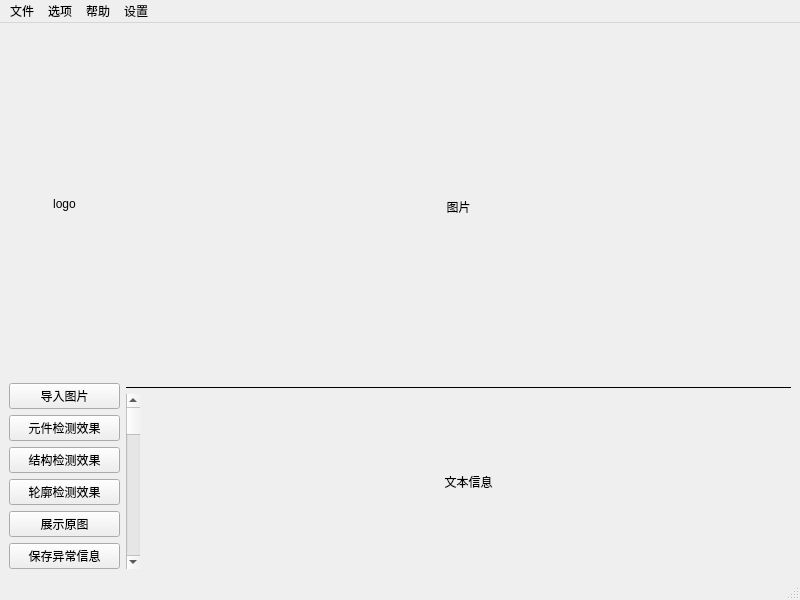
This is mainwindows.ui in Ethereaity/InterfaceDesign as Qt 5 draws it before an edit. The edited form follows.
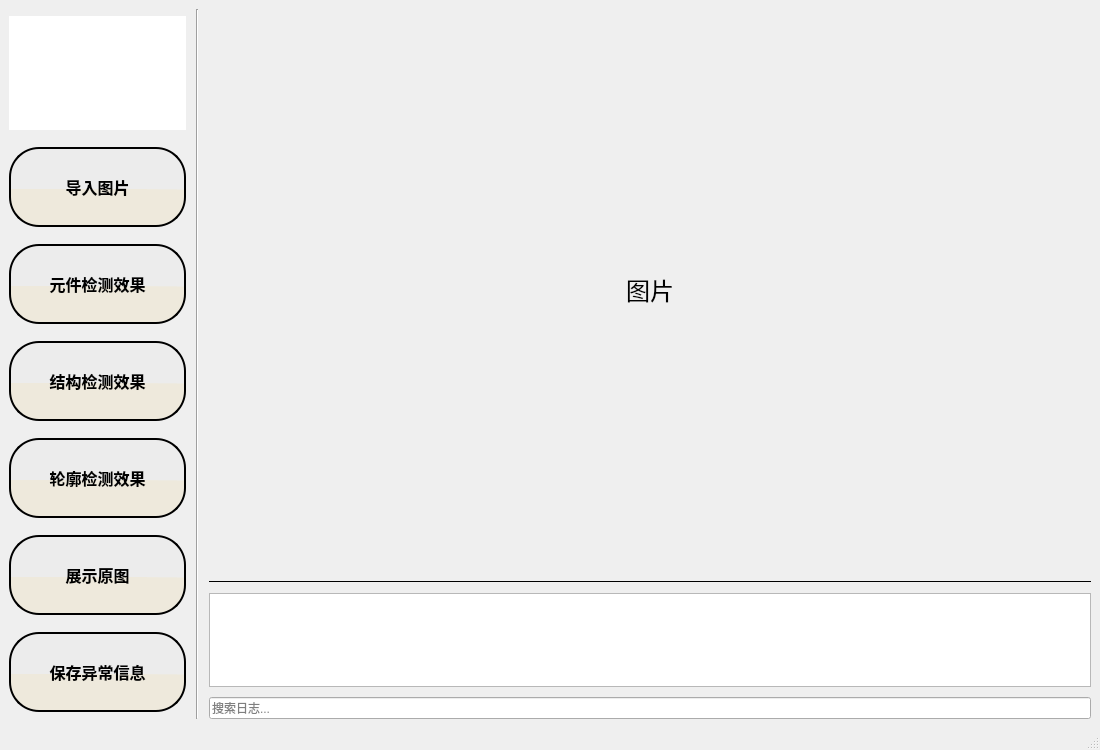
This is the edited form. Icons and pictures are not drawn.

Commit message: 按钮优化

The edit to the form file:
```diff
--- a/mainwindows.ui
+++ b/mainwindows.ui
@@ -6,34 +6,96 @@
    <rect>
     <x>0</x>
     <y>0</y>
-    <width>800</width>
-    <height>600</height>
+    <width>1100</width>
+    <height>750</height>
    </rect>
   </property>
   <property name="windowTitle">
    <string>MainWindow</string>
   </property>
   <widget class="QWidget" name="centralwidget">
-   <layout class="QGridLayout" name="gridLayout">
-    <item row="0" column="1">
-     <layout class="QHBoxLayout" name="horizontalLayout" stretch="1,6">
+   <layout class="QHBoxLayout" name="centralLayout" stretch="1,0,5">
+    <property name="spacing">
+     <number>10</number>
+    </property>
+    <property name="leftMargin">
+     <number>9</number>
+    </property>
       <item>
-       <layout class="QVBoxLayout" name="verticalLayout_2" stretch="1,6">
-        <item>
-         <layout class="QVBoxLayout" name="verticalLayout_5">
+     <layout class="QVBoxLayout" name="leftLayout">
           <item>
            <widget class="QLabel" name="label">
+        <property name="maximumSize">
+         <size>
+          <width>16777215</width>
+          <height>114</height>
+         </size>
+        </property>
+        <property name="styleSheet">
+         <string notr="true">image: url(:/logo图标/logo图标.png);
+background-color: rgb(255, 255, 255);</string>
+        </property>
             <property name="text">
-             <string>&lt;html&gt;&lt;head/&gt;&lt;body&gt;&lt;p align=&quot;center&quot;&gt;logo&lt;/p&gt;&lt;/body&gt;&lt;/html&gt;</string>
+         <string/>
+        </property>
+        <property name="alignment">
+         <set>Qt::AlignCenter</set>
             </property>
            </widget>
           </item>
-         </layout>
-        </item>
-        <item>
-         <layout class="QVBoxLayout" name="verticalLayout_3">
           <item>
            <widget class="QPushButton" name="pushButton">
+        <property name="minimumSize">
+         <size>
+          <width>46</width>
+          <height>80</height>
+         </size>
+        </property>
+        <property name="maximumSize">
+         <size>
+          <width>16777215</width>
+          <height>16777215</height>
+         </size>
+        </property>
+        <property name="font">
+         <font>
+          <pointsize>-1</pointsize>
+          <weight>75</weight>
+          <italic>false</italic>
+          <bold>true</bold>
+         </font>
+        </property>
+        <property name="styleSheet">
+         <string notr="true">QPushButton
+{
+	
+	background-color: qconicalgradient(cx:0.5,cy:0.522909, angle:179.9, stop:0.494318 rgba(238, 233, 220, 255), stop:0.5 rgba(236, 236, 236, 255));
+
+	border-style: outset;
+	border-width: 2px;
+	border-radius:30px;
+	border-color: rgb(0, 0, 0);
+	font: bold 16px;
+	min-width:2em;
+	padding: 5px;
+}
+QPushButton:pressed
+{
+	background-color: rgb(0, 85, 0);
+	border-style: inset;
+}
+QPushButton:!enabled
+{
+	background-color: rgb(100, 100, 100);
+	border-style: inset;
+}
+QPushButton:hover
+{
+	background-color: qlineargradient(spread:pad, x1:0.909, y1:0.864, x2:0.926, y2:0, stop:0.448864 rgba(255, 239, 88, 250), stop:1 rgba(255, 255, 255, 255));
+	
+}
+</string>
+        </property>
             <property name="text">
              <string>导入图片</string>
             </property>
@@ -41,6 +103,56 @@
           </item>
           <item>
            <widget class="QPushButton" name="pushButton_4">
+        <property name="minimumSize">
+         <size>
+          <width>46</width>
+          <height>80</height>
+         </size>
+        </property>
+        <property name="maximumSize">
+         <size>
+          <width>16777215</width>
+          <height>16777215</height>
+         </size>
+        </property>
+        <property name="font">
+         <font>
+          <pointsize>-1</pointsize>
+          <weight>75</weight>
+          <italic>false</italic>
+          <bold>true</bold>
+         </font>
+        </property>
+        <property name="styleSheet">
+         <string notr="true">QPushButton
+{
+	
+	background-color: qconicalgradient(cx:0.5,cy:0.522909, angle:179.9, stop:0.494318 rgba(238, 233, 220, 255), stop:0.5 rgba(236, 236, 236, 255));
+	border-style: outset;
+	border-width: 2px;
+	border-radius:30px;
+	border-color: rgb(0, 0, 0);
+	font: bold 16px;
+	min-width:2em;
+	padding: 5px;
+}
+QPushButton:pressed
+{
+	background-color: rgb(177, 177, 177);
+	border-style: inset;
+}
+QPushButton:!enabled
+{
+	background-color: rgb(100, 100, 100);
+	border-style: inset;
+}
+QPushButton:hover
+{
+	background-color: qlineargradient(spread:pad, x1:0.909, y1:0.864, x2:0.926, y2:0, stop:0.448864 rgba(255, 239, 88, 250), stop:1 rgba(255, 255, 255, 255));
+	
+}
+</string>
+        </property>
             <property name="text">
              <string>元件检测效果</string>
             </property>
@@ -48,6 +160,56 @@
           </item>
           <item>
            <widget class="QPushButton" name="pushButton_5">
+        <property name="minimumSize">
+         <size>
+          <width>46</width>
+          <height>80</height>
+         </size>
+        </property>
+        <property name="maximumSize">
+         <size>
+          <width>16777215</width>
+          <height>16777215</height>
+         </size>
+        </property>
+        <property name="font">
+         <font>
+          <pointsize>-1</pointsize>
+          <weight>75</weight>
+          <italic>false</italic>
+          <bold>true</bold>
+         </font>
+        </property>
+        <property name="styleSheet">
+         <string notr="true">QPushButton
+{
+	
+	background-color: qconicalgradient(cx:0.5,cy:0.522909, angle:179.9, stop:0.494318 rgba(238, 233, 220, 255), stop:0.5 rgba(236, 236, 236, 255));
+	border-style: outset;
+	border-width: 2px;
+	border-radius:30px;
+	border-color: rgb(0, 0, 0);
+	font: bold 16px;
+	min-width:2em;
+	padding: 5px;
+}
+QPushButton:pressed
+{
+	background-color: rgb(177, 177, 177);
+	border-style: inset;
+}
+QPushButton:!enabled
+{
+	background-color: rgb(100, 100, 100);
+	border-style: inset;
+}
+QPushButton:hover
+{
+	background-color: qlineargradient(spread:pad, x1:0.909, y1:0.864, x2:0.926, y2:0, stop:0.448864 rgba(255, 239, 88, 250), stop:1 rgba(255, 255, 255, 255));
+	
+}
+</string>
+        </property>
             <property name="text">
              <string>结构检测效果</string>
             </property>
@@ -55,6 +217,50 @@
           </item>
           <item>
            <widget class="QPushButton" name="pushButton_6">
+        <property name="minimumSize">
+         <size>
+          <width>46</width>
+          <height>80</height>
+         </size>
+        </property>
+        <property name="maximumSize">
+         <size>
+          <width>16777215</width>
+          <height>16777215</height>
+         </size>
+        </property>
+        <property name="font">
+         <font>
+          <pointsize>-1</pointsize>
+          <weight>75</weight>
+          <italic>false</italic>
+          <bold>true</bold>
+         </font>
+        </property>
+        <property name="styleSheet">
+         <string notr="true">QPushButton
+{
+	
+	background-color: qconicalgradient(cx:0.5,cy:0.522909, angle:179.9, stop:0.494318 rgba(238, 233, 220, 255), stop:0.5 rgba(236, 236, 236, 255));
+	border-style: outset;
+	border-width: 2px;
+	border-radius:30px;
+	border-color: rgb(0, 0, 0);
+	font: bold 16px;
+	min-width:2em;
+	padding: 5px;
+}
+QPushButton:pressed
+{
+	background-color: rgb(177, 177, 177);
+	border-style: inset;
+}
+QPushButton:!enabled
+{
+	background-color: rgb(100, 100, 100);
+	border-style: inset;
+}</string>
+        </property>
             <property name="text">
              <string>轮廓检测效果</string>
             </property>
@@ -62,6 +268,56 @@
           </item>
           <item>
            <widget class="QPushButton" name="pushButton_2">
+        <property name="minimumSize">
+         <size>
+          <width>46</width>
+          <height>80</height>
+         </size>
+        </property>
+        <property name="maximumSize">
+         <size>
+          <width>16777215</width>
+          <height>16777215</height>
+         </size>
+        </property>
+        <property name="font">
+         <font>
+          <pointsize>-1</pointsize>
+          <weight>75</weight>
+          <italic>false</italic>
+          <bold>true</bold>
+         </font>
+        </property>
+        <property name="styleSheet">
+         <string notr="true">QPushButton
+{
+	
+	background-color: qconicalgradient(cx:0.5,cy:0.522909, angle:179.9, stop:0.494318 rgba(238, 233, 220, 255), stop:0.5 rgba(236, 236, 236, 255));
+	border-style: outset;
+	border-width: 2px;
+	border-radius:30px;
+	border-color: rgb(0, 0, 0);
+	font: bold 16px;
+	min-width:2em;
+	padding: 5px;
+}
+QPushButton:pressed
+{
+	background-color: rgb(177, 177, 177);
+	border-style: inset;
+}
+QPushButton:!enabled
+{
+	background-color: rgb(100, 100, 100);
+	border-style: inset;
+}
+QPushButton:hover
+{
+	background-color: qlineargradient(spread:pad, x1:0.909, y1:0.864, x2:0.926, y2:0, stop:0.448864 rgba(255, 239, 88, 250), stop:1 rgba(255, 255, 255, 255));
+	
+}
+</string>
+        </property>
             <property name="text">
              <string>展示原图</string>
             </property>
@@ -69,6 +325,56 @@
           </item>
           <item>
            <widget class="QPushButton" name="pushButton_3">
+        <property name="minimumSize">
+         <size>
+          <width>46</width>
+          <height>80</height>
+         </size>
+        </property>
+        <property name="maximumSize">
+         <size>
+          <width>16777215</width>
+          <height>16777215</height>
+         </size>
+        </property>
+        <property name="font">
+         <font>
+          <pointsize>-1</pointsize>
+          <weight>75</weight>
+          <italic>false</italic>
+          <bold>true</bold>
+         </font>
+        </property>
+        <property name="styleSheet">
+         <string notr="true">QPushButton
+{
+	
+	background-color: qconicalgradient(cx:0.5,cy:0.522909, angle:179.9, stop:0.494318 rgba(238, 233, 220, 255), stop:0.5 rgba(236, 236, 236, 255));
+	border-style: outset;
+	border-width: 2px;
+	border-radius:30px;
+	border-color: rgb(0, 0, 0);
+	font: bold 16px;
+	min-width:2em;
+	padding: 5px;
+}
+QPushButton:pressed
+{
+	background-color: rgb(177, 177, 177);
+	border-style: inset;
+}
+QPushButton:!enabled
+{
+	background-color: rgb(100, 100, 100);
+	border-style: inset;
+}
+QPushButton:hover
+{
+	background-color: qlineargradient(spread:pad, x1:0.909, y1:0.864, x2:0.926, y2:0, stop:0.448864 rgba(255, 239, 88, 250), stop:1 rgba(255, 255, 255, 255));
+	
+}
+</string>
+        </property>
             <property name="text">
              <string>保存异常信息</string>
             </property>
@@ -76,63 +382,54 @@
           </item>
          </layout>
         </item>
-       </layout>
+    <item>
+     <widget class="QFrame" name="frame_2">
+      <property name="layoutDirection">
+       <enum>Qt::RightToLeft</enum>
+      </property>
+      <property name="frameShape">
+       <enum>QFrame::VLine</enum>
+      </property>
+      <property name="frameShadow">
+       <enum>QFrame::Sunken</enum>
+      </property>
+     </widget>
       </item>
       <item>
-       <layout class="QVBoxLayout" name="verticalLayout" stretch="8,1,4">
-        <item>
-         <layout class="QVBoxLayout" name="verticalLayout_4">
+     <layout class="QVBoxLayout" name="rightLayout" stretch="6,0,1,0">
           <item>
            <widget class="QLabel" name="label_2">
             <property name="text">
-             <string>图片</string>
-            </property>
-            <property name="alignment">
-             <set>Qt::AlignCenter</set>
-            </property>
-           </widget>
-          </item>
-         </layout>
-        </item>
+         <string>&lt;html&gt;&lt;head/&gt;&lt;body&gt;&lt;p align=&quot;center&quot;&gt;&lt;span style=&quot; font-size:18pt;&quot;&gt;图片&lt;/span&gt;&lt;/p&gt;&lt;/body&gt;&lt;/html&gt;</string>
+        </property>
+       </widget>
+      </item>
         <item>
-         <widget class="QLabel" name="label_4">
-          <property name="maximumSize">
-           <size>
-            <width>16777215</width>
-            <height>1</height>
-           </size>
-          </property>
-          <property name="styleSheet">
-           <string notr="true">
-background-color: rgb(0, 0, 0);</string>
-          </property>
-          <property name="text">
-           <string/>
+       <widget class="QFrame" name="frame">
+        <property name="frameShape">
+         <enum>QFrame::HLine</enum>
+        </property>
+        <property name="frameShadow">
+         <enum>QFrame::Plain</enum>
+        </property>
+        <property name="lineWidth">
+         <number>1</number>
           </property>
          </widget>
         </item>
         <item>
-         <layout class="QHBoxLayout" name="horizontalLayout_2">
-          <item>
-           <widget class="QScrollBar" name="verticalScrollBar">
-            <property name="orientation">
-             <enum>Qt::Vertical</enum>
+       <widget class="QTextEdit" name="logArea">
+        <property name="readOnly">
+         <bool>true</bool>
             </property>
            </widget>
           </item>
           <item>
-           <widget class="QLabel" name="label_3">
-            <property name="text">
-             <string>文本信息</string>
-            </property>
-            <property name="alignment">
-             <set>Qt::AlignCenter</set>
-            </property>
-           </widget>
-          </item>
-         </layout>
-        </item>
-       </layout>
+       <widget class="QLineEdit" name="searchBar">
+        <property name="placeholderText">
+         <string>搜索日志...</string>
+        </property>
+       </widget>
       </item>
      </layout>
     </item>
@@ -143,34 +440,10 @@
     <rect>
      <x>0</x>
      <y>0</y>
-     <width>800</width>
+     <width>1100</width>
      <height>22</height>
     </rect>
    </property>
-   <widget class="QMenu" name="menu">
-    <property name="title">
-     <string>文件</string>
-    </property>
-   </widget>
-   <widget class="QMenu" name="menuEdit">
-    <property name="title">
-     <string>选项</string>
-    </property>
-   </widget>
-   <widget class="QMenu" name="menu_2">
-    <property name="title">
-     <string>帮助</string>
-    </property>
-   </widget>
-   <widget class="QMenu" name="menu_3">
-    <property name="title">
-     <string>设置</string>
-    </property>
-   </widget>
-   <addaction name="menu"/>
-   <addaction name="menuEdit"/>
-   <addaction name="menu_2"/>
-   <addaction name="menu_3"/>
   </widget>
   <widget class="QStatusBar" name="statusbar"/>
  </widget>
```
Left out of the diff: 6 changed lines with no effect on the pictures. Lines whose indentation alone changed are shown as unchanged.
